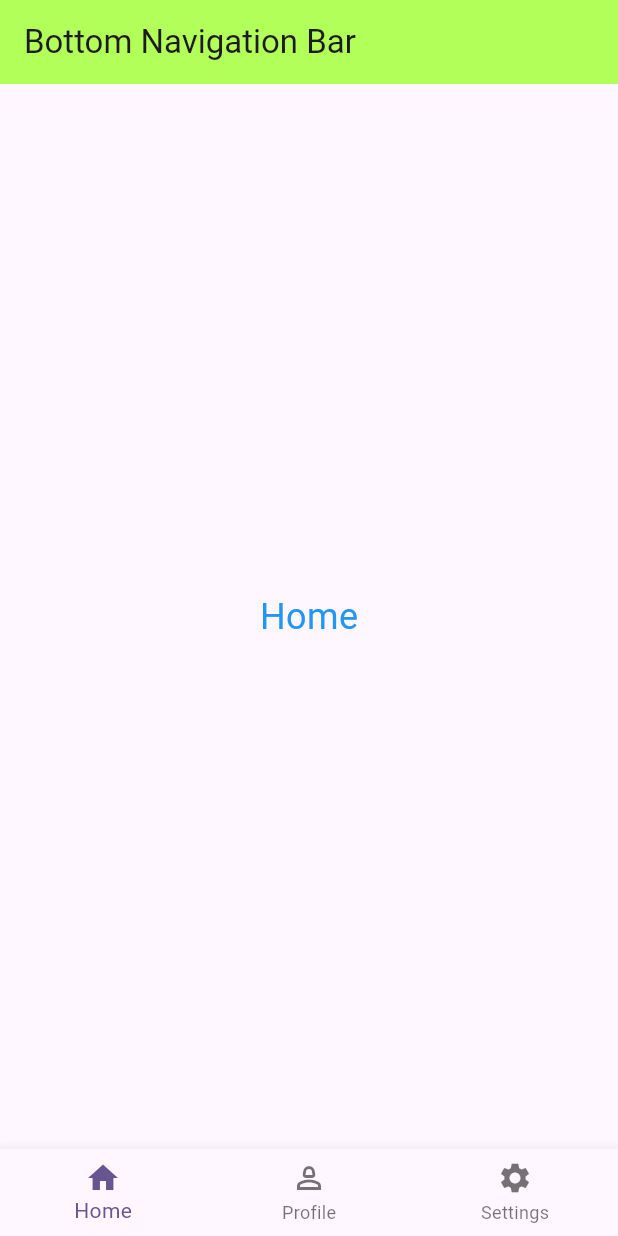
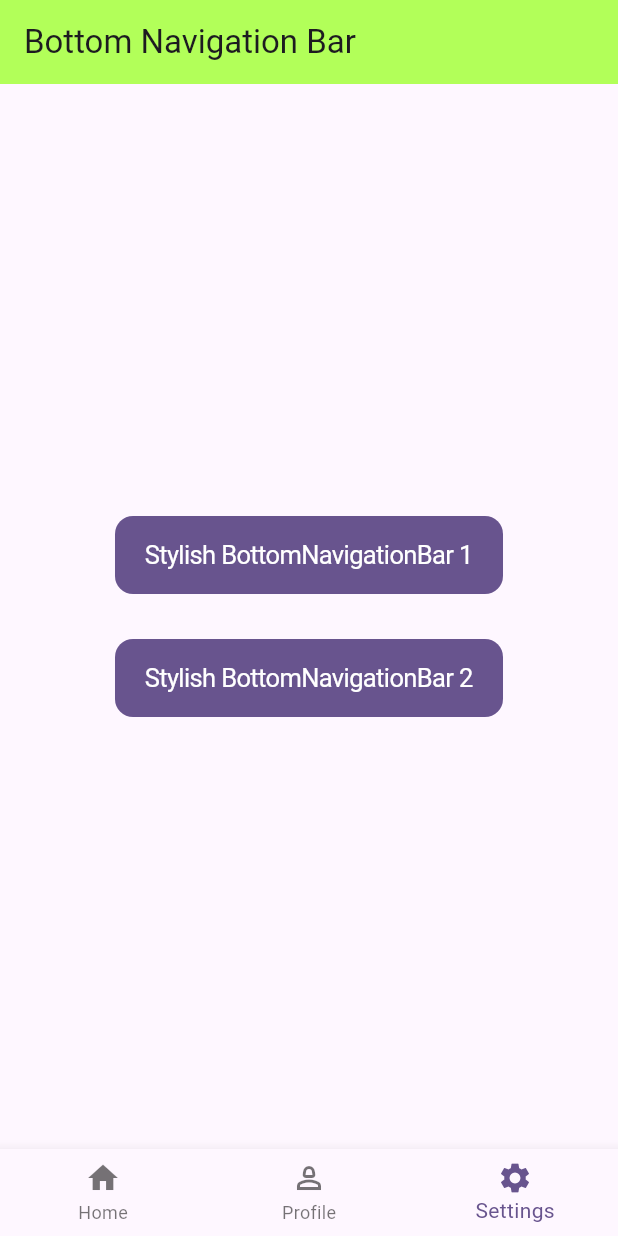
Before and after one commit to monir996/flutter-notebook, a Flutter app: the screen it shows after launch, on a phone screen of 412 x 824 dp. Run offline on Flutter 3.47's test engine with Material 3 defaults, Android fonts, the phone set to English and light mode, and no system bars; our stand-ins replace bottom_navy_bar, convex_bottom_bar.

Commit message:
added stylish bottomNavBar

```diff
--- /dev/null
+++ b/lib/bottom_navigationbar_normal.dart
@@ -0,0 +1,65 @@
+import 'package:flutter/cupertino.dart';
+import 'package:flutter/material.dart';
+import 'package:flutter_notebook/constant.dart';
+import 'bottom_navigationbar_stylish1.dart';
+import 'bottom_navigationbar_stylish2.dart';
+
+class HomeScreen extends StatefulWidget {
+  const HomeScreen({super.key});
+
+  @override
+  State<HomeScreen> createState() => _HomeScreenState();
+}
+
+class _HomeScreenState extends State<HomeScreen> {
+
+
+  @override
+  Widget build(BuildContext context) {
+    return Scaffold(
+      appBar: AppBar(title: const Text("Bottom Navigation Bar"), backgroundColor: Colors.lightGreenAccent),
+
+      body: SafeArea(
+          child: Center(
+            child: Column(
+              mainAxisAlignment: MainAxisAlignment.center,
+              children: [
+
+                CupertinoButton.filled(
+                    child: Text("Stylish BottomNavigationBar 1"),
+                    onPressed: (){
+                      Navigator.push(context, MaterialPageRoute(builder: (context)=> BottomNavigationBarStylish1()));
+                    }
+                ),
+
+                SizedBox(height: 30),
+
+                CupertinoButton.filled(
+                    child: Text("Stylish BottomNavigationBar 2"),
+                    onPressed: (){
+                      Navigator.push(context, MaterialPageRoute(builder: (context)=> BottomNavigationBarStylish2()));
+                    }
+                )
+              ],
+            ),
+          )
+      ),
+
+      // ----------------------- Normal Default BottomNavigationBar ------------------
+      bottomNavigationBar: BottomNavigationBar(
+          items: [
+            BottomNavigationBarItem(icon: Icon(Icons.home), label: "Home"),
+            BottomNavigationBarItem(icon: Icon(Icons.person_2_outlined), label: "Profile"),
+            BottomNavigationBarItem(icon: Icon(Icons.settings), label: "Settings"),
+          ],
+          currentIndex: selectedIndex,
+          onTap: (index){
+            setState(() {
+              selectedIndex = index;
+            });
+          },
+      ),
+
+    );
+  }
+}
--- /dev/null
+++ b/lib/constant.dart
@@ -0,0 +1,10 @@
+
+import 'package:flutter/material.dart';
+
+int selectedIndex = 2; // Current Index for BottomNavigationBar Item
+
+final List<Widget> views = [
+  const Center(child: Text("Home", style: TextStyle(fontSize: 24, color: Colors.blue))),
+  const Center(child: Text("Profile", style: TextStyle(fontSize: 24, color: Colors.red))),
+  const Center(child: Text("Settings", style: TextStyle(fontSize: 24, color: Colors.pink))),
+];
--- a/lib/main.dart
+++ b/lib/main.dart
@@ -1,4 +1,5 @@
 import 'package:flutter/material.dart';
+import 'bottom_navigationbar_normal.dart';
 
 void main() {
   runApp(const MyApp());
@@ -19,49 +20,3 @@ class MyApp extends StatelessWidget {
     );
   }
 }
-
-class HomeScreen extends StatefulWidget {
-  HomeScreen({super.key});
-
-  @override
-  State<HomeScreen> createState() => _HomeScreenState();
-}
-
-class _HomeScreenState extends State<HomeScreen> {
-
-  // ----------------------- Current Index for BottomNavigationBar Item ------------------
-  int _selectedIndex = 0;
-
-  final List<Widget> _views = [
-    const Center(child: Text("Home", style: TextStyle(fontSize: 24, color: Colors.blue))),
-    const Center(child: Text("Profile", style: TextStyle(fontSize: 24, color: Colors.red))),
-    const Center(child: Text("Settings", style: TextStyle(fontSize: 24, color: Colors.pink))),
-  ];
-
-  @override
-  Widget build(BuildContext context) {
-    return Scaffold(
-      appBar: AppBar(title: Text("Bottom Navigation Bar"), backgroundColor: Colors.lightGreenAccent),
-
-      // ----------------------- Branch 14 ==> BottomNavigationBar Widget ------------------
-      body: SafeArea(
-          child: _views.elementAt(_selectedIndex)
-      ),
-
-      bottomNavigationBar: BottomNavigationBar(
-          items: [
-            BottomNavigationBarItem(icon: Icon(Icons.home), label: "Home"),
-            BottomNavigationBarItem(icon: Icon(Icons.person_2_outlined), label: "Profile"),
-            BottomNavigationBarItem(icon: Icon(Icons.settings), label: "Settings"),
-          ],
-          currentIndex: _selectedIndex,
-          onTap: (index){
-            setState(() {
-              _selectedIndex = index;
-            });
-          },
-      ),
-
-    );
-  }
-}
--- a/pubspec.yaml
+++ b/pubspec.yaml
@@ -34,6 +34,8 @@ dependencies:
   # The following adds the Cupertino Icons font to your application.
   # Use with the CupertinoIcons class for iOS style icons.
   cupertino_icons: ^1.0.8
+  bottom_navy_bar: ^6.1.0
+  convex_bottom_bar: ^3.2.0
 
 dev_dependencies:
   flutter_test:
```
Also changed, not shown: lib/bottom_navigationbar_stylish1.dart (added, +59 -0 lines), lib/bottom_navigationbar_stylish2.dart (added, +53 -0 lines), pubspec.lock.
